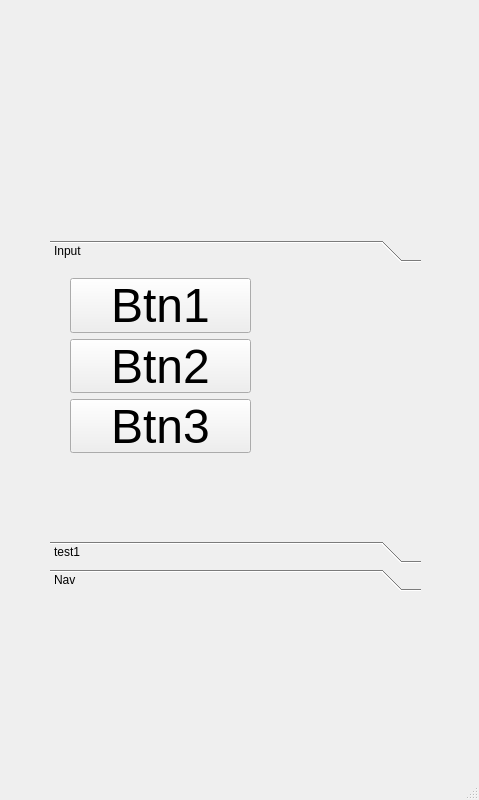
This is form.ui in jkeller52/pigui as Qt 5 draws it before an edit. The edited form follows.
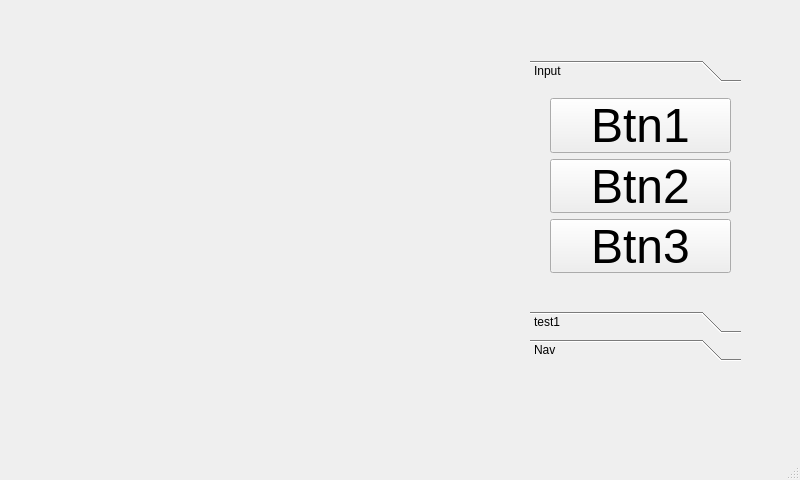
This is the edited form.

Patch:
```diff
--- a/form.ui
+++ b/form.ui
@@ -6,14 +6,14 @@
    <rect>
     <x>0</x>
     <y>0</y>
-    <width>479</width>
-    <height>800</height>
+    <width>800</width>
+    <height>480</height>
    </rect>
   </property>
   <property name="maximumSize">
    <size>
-    <width>480</width>
-    <height>800</height>
+    <width>800</width>
+    <height>480</height>
    </size>
   </property>
   <property name="windowTitle">
@@ -23,10 +23,10 @@
    <widget class="QToolBox" name="toolBox">
     <property name="geometry">
      <rect>
-      <x>50</x>
-      <y>240</y>
-      <width>371</width>
-      <height>351</height>
+      <x>530</x>
+      <y>60</y>
+      <width>211</width>
+      <height>301</height>
      </rect>
     </property>
     <property name="autoFillBackground">
@@ -40,8 +40,8 @@
       <rect>
        <x>0</x>
        <y>0</y>
-       <width>371</width>
-       <height>249</height>
+       <width>211</width>
+       <height>199</height>
       </rect>
      </property>
      <attribute name="label">
```
Left out of the diff: 6 changed lines with no effect on the pictures.
